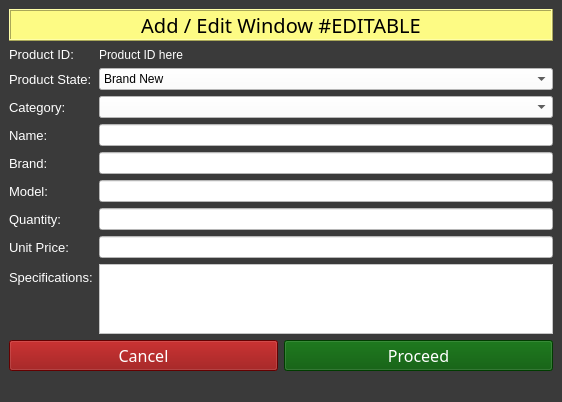
Aenan05/MAXPC, file add_edit.ui: the form before one commit.
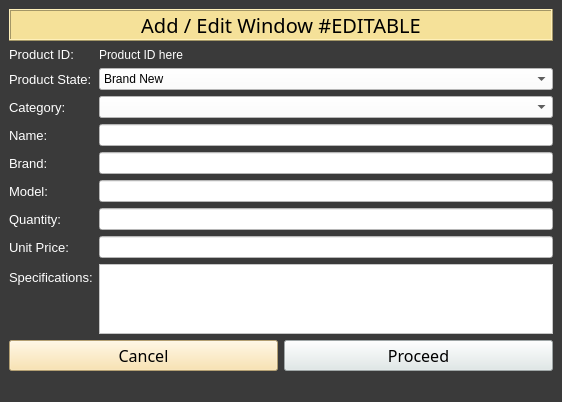
The form after the commit.

Diff of the .ui file:
```diff
--- a/add_edit.ui
+++ b/add_edit.ui
@@ -44,7 +44,8 @@
          </font>
         </property>
         <property name="styleSheet">
-         <string notr="true">background-color: rgb(253, 251, 132);</string>
+         <string notr="true">background-color:#f5e199;
+</string>
         </property>
         <property name="frameShape">
          <enum>QFrame::Box</enum>
@@ -285,8 +286,8 @@
              </font>
             </property>
             <property name="styleSheet">
-             <string notr="true">color: rgb(255, 255, 255);
-background-color: rgb(140, 0, 0);</string>
+             <string notr="true">background-color:#fade9f;
+</string>
             </property>
             <property name="text">
              <string>Cancel</string>
@@ -302,8 +303,8 @@
              </font>
             </property>
             <property name="styleSheet">
-             <string notr="true">color: rgb(255, 255, 255);
-background-color: rgb(0, 84, 0);</string>
+             <string notr="true">background-color: #dfe9e8;
+</string>
             </property>
             <property name="text">
              <string>Proceed</string>
```
